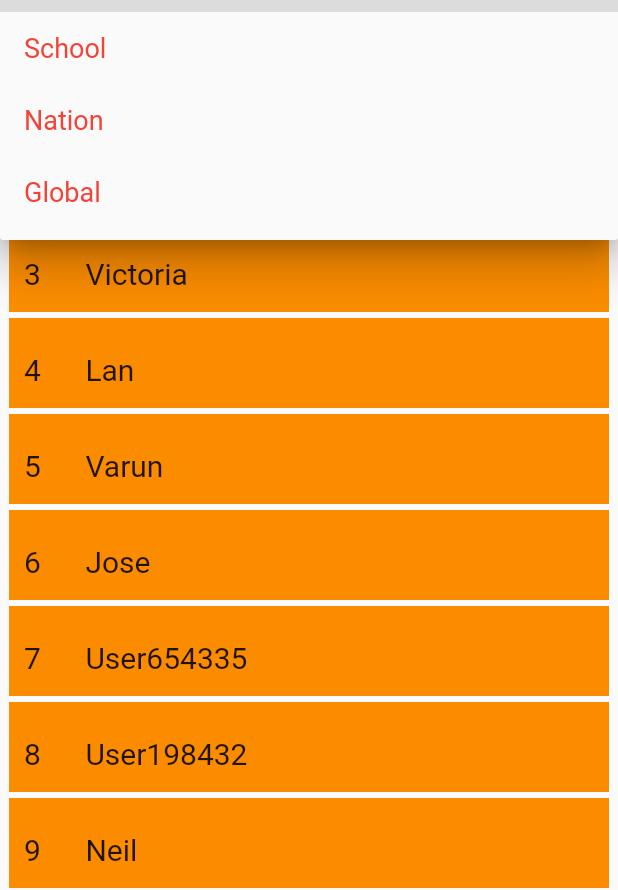
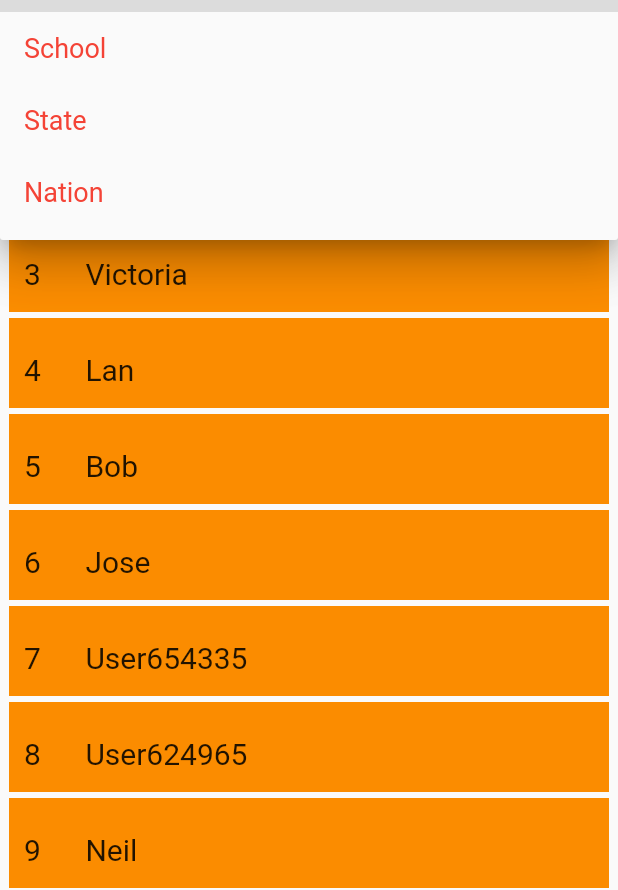
Before and after one commit to Borumer/EcoFriend, a Flutter app: the InfiniteListView screen opened directly, item 3 of the bottom bar chosen, after a tap on "Individual", on a phone screen of 412 x 824 dp. Shown: the part 159-1049 px from the top of the screen. Run offline on Flutter 3.47's test engine with Material 2 defaults, Android fonts, the phone set to English and light mode, and no system bars; our stand-ins replace sqflite; accounts and stored records are empty; network calls fail.

Commit message:
Changing leaderboard with dropdown
Use fake data and an array of object literals - pplData
Then use an if statement to determine what is displayed on the leaderboard

```diff
--- a/lib/leaderboard.dart
+++ b/lib/leaderboard.dart
@@ -14,6 +14,14 @@ class Leaderboard extends StatefulWidget {
 
 class _LeaderboardState extends State<Leaderboard> {
   String dropdownValue;
+
+  @override
+  void initState() {
+    // TODO: implement initState
+    dropdownValue = 'Individual';
+    super.initState();
+  }
+
   Widget _buildFilterSection() {
 
     return Container(
@@ -23,6 +31,7 @@ class _LeaderboardState extends State<Leaderboard> {
         icon: Icon(Icons.arrow_drop_down),
         iconSize: 24,
         elevation: 16,
+        isExpanded: true,
         style: TextStyle(color: Colors.red, fontSize: 18),
         underline: Container(
           height: 2,
@@ -33,7 +42,7 @@ class _LeaderboardState extends State<Leaderboard> {
             dropdownValue = data;
           });
         },
-        items: ['Individual', 'School', 'Nation', 'Global'].map<DropdownMenuItem<String>>((String value) {
+        items: ['Individual', 'School', 'State', 'Nation'].map<DropdownMenuItem<String>>((String value) {
           return DropdownMenuItem<String>(
             value: value,
             child: Text(value),
@@ -44,9 +53,60 @@ class _LeaderboardState extends State<Leaderboard> {
   }
 
   Widget _buildLeaderboardSection() {
-    var people = ["Bob", "Fred", "Victoria", "Lan", "Varun", "Jose", "User654335", "User198432", "Neil", "Mary"];
+    List<dynamic> pplData = [{
+      "Individual": "Varun",
+      "School": "Lower Moreland High School",
+      "State": "Pennsylvania",
+      "Nation": "United States"
+    },{
+      "Individual": "Fred",
+      "School": "Upper Moreland High School",
+      "State": "Colorado",
+      "Nation": "Mexico"
+    },{
+      "Individual": "Victoria",
+      "School": "John Hopkins University",
+      "State": "Bayern",
+      "Nation": "Canada"
+    },{
+      "Individual": "Lan",
+      "School": "University of Texas at Dallas",
+      "State": "Goa",
+      "Nation": "India"
+    },{
+      "Individual": "Bob",
+      "School": "Princeton University",
+      "State": "Texas",
+      "Nation": "Germany"
+    },{
+      "Individual": "Jose",
+      "School": "Julia R. Masterman School",
+      "State": "Quintana Roo",
+      "Nation": "China"
+    },{
+      "Individual": "User654335",
+      "School": "James Madison University",
+      "State": "Great Britain",
+      "Nation": "United Kingdom"
+    },{
+      "Individual": "User624965",
+      "School": "Harvard University",
+      "State": "Paris",
+      "Nation": "France"
+    },{
+      "Individual": "Neil",
+      "School": "Concord High School",
+      "State": "New Jersey",
+      "Nation": "Panama"
+    }, {
+      "Individual": "Mary",
+      "School": "Newark High School",
+      "State": "New York",
+      "Nation": "South Africa"
+    }];
     var lb = List<Widget>();
-    for (var i = 0; i < people.length; i++) {
+    for (var i = 0; i < pplData.length; i++) {
+      String val = pplData[i][dropdownValue];
       lb.add(
          Container(
              width: 400,
@@ -54,7 +114,7 @@ class _LeaderboardState extends State<Leaderboard> {
              padding: EdgeInsets.all(10.0),
              margin: EdgeInsets.symmetric(vertical: 2),
              child: Text(
-                 "${i + 1}      ${people[i]}",
+                 "${i + 1}      $val",
                  style: TextStyle(
                   fontSize: 20.0,
                   height: 2,
@@ -69,12 +129,7 @@ class _LeaderboardState extends State<Leaderboard> {
         )
     );
   }
-  @override
-  void initState() {
-    // TODO: implement initState
-    dropdownValue = 'Individual';
-    super.initState();
-  }
+
   @override
   Widget build(BuildContext context) {
     return MaterialApp(
```
